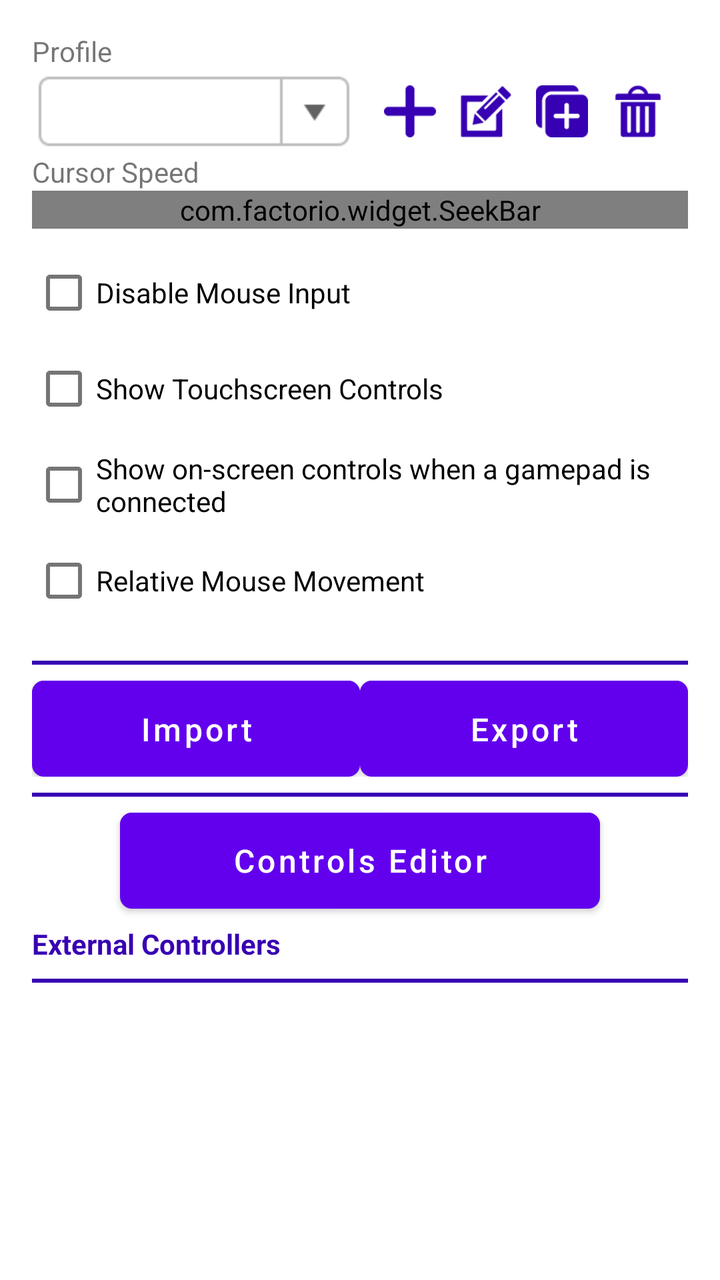
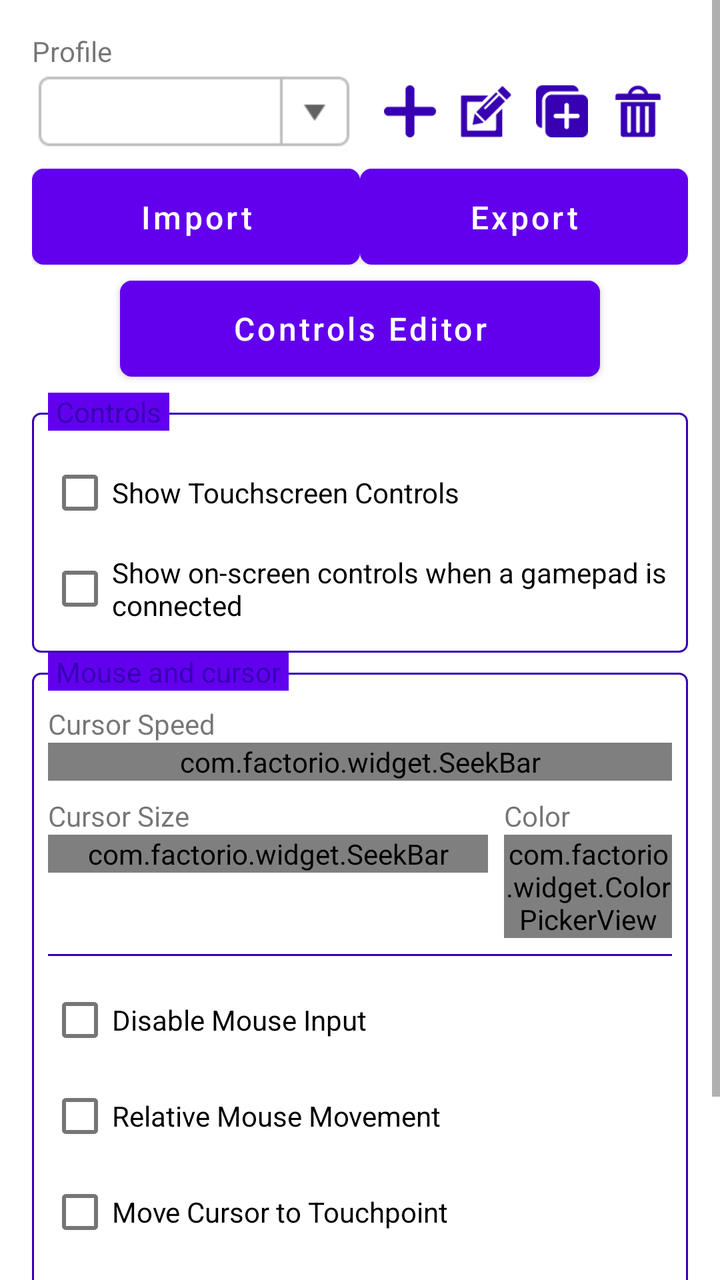

The first picture is an Android layout as it rendered before a commit; the second is the same layout after the commit. The layout source and the unified diff follow.
<!-- AndroidManifest.xml: fallback theme Theme.MaterialComponents.DayNight.NoActionBar -->
<!-- res/layout/input_controls_fragment.xml -->
<?xml version="1.0" encoding="utf-8"?>
<ScrollView xmlns:android="http://schemas.android.com/apk/res/android"
    android:layout_width="match_parent"
    android:layout_height="match_parent"
    xmlns:app="http://schemas.android.com/apk/res-auto">

    <LinearLayout
        android:orientation="vertical"
        android:layout_width="match_parent"
        android:layout_height="match_parent"
        android:padding="16dp">

        <TextView
            android:layout_width="wrap_content"
            android:layout_height="wrap_content"
            android:text="@string/profile" />

        <LinearLayout
            android:layout_width="match_parent"
            android:layout_height="wrap_content"
            android:orientation="horizontal"
            android:gravity="center_vertical">

            <Spinner
                style="@style/ComboBox"
                android:id="@+id/SProfile"
                android:layout_width="0dp"
                android:layout_height="wrap_content"
                android:layout_weight="1" />

            <LinearLayout style="@style/Toolbox">
                <ImageButton
                    style="@style/ListMenuButton"
                    android:id="@+id/BTAddProfile"
                    android:src="@drawable/icon_add" />

                <ImageButton
                    style="@style/ListMenuButton"
                    android:id="@+id/BTEditProfile"
                    android:src="@drawable/icon_edit" />

                <ImageButton
                    style="@style/ListMenuButton"
                    android:id="@+id/BTDuplicateProfile"
                    android:src="@drawable/icon_duplicate" />

                <ImageButton
                    style="@style/ListMenuButton"
                    android:id="@+id/BTRemoveProfile"
                    android:layout_marginRight="0dp"
                    android:src="@drawable/icon_remove" />
            </LinearLayout>
        </LinearLayout>

        <TextView
            android:layout_width="wrap_content"
            android:layout_height="wrap_content"
            android:text="@string/cursor_speed"/>

        <com.factorio.widget.SeekBar
            android:id="@+id/SBCursorSpeed"
            android:layout_width="match_parent"
            android:layout_height="wrap_content"
            app:suffix="%"
            app:minValue="10"
            app:maxValue="250" />

        <CheckBox
            android:id="@+id/CBDisableMouseInput"
            android:layout_width="wrap_content"
            android:layout_height="wrap_content"
            android:text="@string/disable_mouse_input"
            android:layout_marginTop="8dp" />

        <CheckBox
            android:id="@+id/CBShowTouchscreenControls"
            android:layout_width="wrap_content"
            android:layout_height="wrap_content"
            android:text="@string/show_touchscreen_controls" />

        <CheckBox
            android:id="@+id/CBShowControlsWithGamepad"
            android:layout_width="wrap_content"
            android:layout_height="wrap_content"
            android:text="@string/show_controls_with_gamepad" />

        <CheckBox
            android:id="@+id/CBRelativeMouseMovement"
            android:layout_width="wrap_content"
            android:layout_height="wrap_content"
            android:text="@string/relative_mouse_movement" />

        <View
            style="@style/HorizontalLine"
            android:layout_marginTop="16dp" />

        <LinearLayout
            android:layout_width="match_parent"
            android:layout_height="wrap_content"
            android:orientation="horizontal">

            <Button
                style="@style/ButtonNeutral"
                android:id="@+id/BTImportProfile"
                android:layout_width="0dp"
                android:layout_height="wrap_content"
                android:layout_weight="1"
                android:text="@string/import_profile" />

            <Button
                style="@style/ButtonNeutral"
                android:id="@+id/BTExportProfile"
                android:layout_width="0dp"
                android:layout_height="wrap_content"
                android:layout_weight="1"
                android:text="@string/export_profile" />
        </LinearLayout>

        <View style="@style/HorizontalLine" />

        <Button
            style="@style/ButtonPositive"
            android:id="@+id/BTControlsEditor"
            android:layout_width="240dp"
            android:layout_height="wrap_content"
            android:layout_gravity="center_horizontal"
            android:text="@string/controls_editor" />

        <TextView
            android:layout_width="wrap_content"
            android:layout_height="wrap_content"
            android:textStyle="bold"
            android:text="@string/external_controllers"
            android:textColor="?attr/colorPrimaryVariant"
            android:layout_marginTop="8dp" />

        <View style="@style/HorizontalLine" />

        <LinearLayout
            android:id="@+id/LLExternalControllers"
            android:layout_width="match_parent"
            android:layout_height="wrap_content"
            android:orientation="vertical" />

        <TextView
            android:id="@+id/TVEmptyText"
            android:layout_width="match_parent"
            android:layout_height="match_parent"
            android:gravity="center"
            android:text="@string/no_items_to_display"
            android:visibility="gone" />
    </LinearLayout>
</ScrollView>
<!-- resources referenced by this layout -->
<resources>
  <string name="controls_editor">Controls Editor</string>
  <string name="cursor_speed">Cursor Speed</string>
  <string name="disable_mouse_input">Disable Mouse Input</string>
  <string name="export_profile">Export Profile</string>
  <string name="external_controllers">External Controllers</string>
  <string name="import_profile">Import Profile</string>
  <string name="no_items_to_display">No items to display</string>
  <string name="profile">Profile</string>
  <string name="relative_mouse_movement">Relative Mouse Movement</string>
  <string name="show_controls_with_gamepad">Show on-screen controls when a gamepad is connected</string>
  <string name="show_touchscreen_controls">Show Touchscreen Controls</string>
  <style name="ButtonNeutral" parent="BaseButton">
          <item name="android:background">@drawable/button_accent</item>
          <item name="android:textColor">#ffffff</item>
      </style>
  <style name="ButtonPositive" parent="BaseButton">
          <item name="android:background">@drawable/button_accent</item>
          <item name="android:textColor">#ffffff</item>
      </style>
  <style name="HorizontalLine">
          <item name="android:layout_width">match_parent</item>
          <item name="android:layout_height">2dp</item>
          <item name="android:background">?attr/colorPrimaryVariant</item>
          <item name="android:layout_marginTop">8dp</item>
          <item name="android:layout_marginBottom">8dp</item>
      </style>
  <style name="ListMenuButton" parent="BaseImageButton">
          <item name="android:layout_width">34dp</item>
          <item name="android:layout_height">34dp</item>
          <item name="android:tint">?attr/colorPrimaryVariant</item>
          <item name="android:layout_marginLeft">2dp</item>
          <item name="android:layout_marginRight">2dp</item>
      </style>
  <!-- unchanged entries left out for length: 12 -->
</resources>

<!-- the commit's change to res/layout/input_controls_fragment.xml (unified diff, before → after) -->
@@ -52,51 +52,10 @@
             </LinearLayout>
         </LinearLayout>
 
-        <TextView
-            android:layout_width="wrap_content"
-            android:layout_height="wrap_content"
-            android:text="@string/cursor_speed"/>
-
-        <com.factorio.widget.SeekBar
-            android:id="@+id/SBCursorSpeed"
-            android:layout_width="match_parent"
-            android:layout_height="wrap_content"
-            app:suffix="%"
-            app:minValue="10"
-            app:maxValue="250" />
-
-        <CheckBox
-            android:id="@+id/CBDisableMouseInput"
-            android:layout_width="wrap_content"
-            android:layout_height="wrap_content"
-            android:text="@string/disable_mouse_input"
-            android:layout_marginTop="8dp" />
-
-        <CheckBox
-            android:id="@+id/CBShowTouchscreenControls"
-            android:layout_width="wrap_content"
-            android:layout_height="wrap_content"
-            android:text="@string/show_touchscreen_controls" />
-
-        <CheckBox
-            android:id="@+id/CBShowControlsWithGamepad"
-            android:layout_width="wrap_content"
-            android:layout_height="wrap_content"
-            android:text="@string/show_controls_with_gamepad" />
-
-        <CheckBox
-            android:id="@+id/CBRelativeMouseMovement"
-            android:layout_width="wrap_content"
-            android:layout_height="wrap_content"
-            android:text="@string/relative_mouse_movement" />
-
-        <View
-            style="@style/HorizontalLine"
-            android:layout_marginTop="16dp" />
-
         <LinearLayout
             android:layout_width="match_parent"
             android:layout_height="wrap_content"
+            android:layout_marginTop="8dp"
             android:orientation="horizontal">
 
             <Button
@@ -116,7 +75,6 @@
                 android:text="@string/export_profile" />
         </LinearLayout>
 
-        <View style="@style/HorizontalLine" />
 
         <Button
             style="@style/ButtonPositive"
@@ -124,7 +82,118 @@
             android:layout_width="240dp"
             android:layout_height="wrap_content"
             android:layout_gravity="center_horizontal"
+            android:layout_marginTop="8dp"
             android:text="@string/controls_editor" />
+
+        <FrameLayout
+            android:layout_width="match_parent"
+            android:layout_height="wrap_content"
+            android:layout_marginTop="8dp">
+            <LinearLayout style="@style/FieldSet">
+                <CheckBox
+                    android:id="@+id/CBShowTouchscreenControls"
+                    android:layout_width="wrap_content"
+                    android:layout_height="wrap_content"
+                    android:text="@string/show_touchscreen_controls" />
+
+                <CheckBox
+                    android:id="@+id/CBShowControlsWithGamepad"
+                    android:layout_width="wrap_content"
+                    android:layout_height="wrap_content"
+                    android:text="@string/show_controls_with_gamepad" />
+            </LinearLayout>
+            <TextView
+                style="@style/FieldSetLabel"
+                android:text="@string/controls_group" />
+        </FrameLayout>
+
+        <FrameLayout
+            android:layout_width="match_parent"
+            android:layout_height="wrap_content">
+            <LinearLayout style="@style/FieldSet">
+                <TextView
+                    android:layout_width="wrap_content"
+                    android:layout_height="wrap_content"
+                    android:text="@string/cursor_speed" />
+                <com.factorio.widget.SeekBar
+                    android:id="@+id/SBCursorSpeed"
+                    android:layout_width="match_parent"
+                    android:layout_height="wrap_content"
+                    app:suffix="%"
+                    app:minValue="10"
+                    app:maxValue="200" />
+
+                <LinearLayout
+                    android:layout_width="match_parent"
+                    android:layout_height="wrap_content"
+                    android:orientation="horizontal"
+                    android:layout_marginTop="8dp">
+
+                    <LinearLayout
+                        android:layout_width="0dp"
+                        android:layout_height="wrap_content"
+                        android:layout_weight="1"
+                        android:orientation="vertical">
+                        <TextView
+                            android:layout_width="wrap_content"
+                            android:layout_height="wrap_content"
+                            android:text="@string/cursor_size" />
+                        <com.factorio.widget.SeekBar
+                            android:id="@+id/SBCursorSize"
+                            android:layout_width="match_parent"
+                            android:layout_height="wrap_content"
+                            app:suffix="%"
+                            app:step="5"
+                            app:minValue="100"
+                            app:maxValue="200" />
+                    </LinearLayout>
+
+                    <LinearLayout
+                        android:layout_width="wrap_content"
+                        android:layout_height="wrap_content"
+                        android:orientation="vertical"
+                        android:layout_marginLeft="8dp">
+                        <TextView
+                            android:layout_width="wrap_content"
+                            android:layout_height="wrap_content"
+                            android:text="@string/color" />
+                        <com.factorio.widget.ColorPickerView
+                            android:id="@+id/CPVCursorColor"
+                            android:layout_width="84dp"
+                            android:layout_height="wrap_content" />
+                    </LinearLayout>
+                </LinearLayout>
+
+                <View style="@style/FieldSeparator" />
+
+                <CheckBox
+                    android:id="@+id/CBDisableMouseInput"
+                    android:layout_width="wrap_content"
+                    android:layout_height="wrap_content"
+                    android:text="@string/disable_mouse_input" />
+
+                <CheckBox
+                    android:id="@+id/CBRelativeMouseMovement"
+                    android:layout_width="wrap_content"
+                    android:layout_height="wrap_content"
+                    android:text="@string/relative_mouse_movement" />
+
+                <CheckBox
+                    android:id="@+id/CBMoveCursorToTouchpoint"
+                    android:layout_width="wrap_content"
+                    android:layout_height="wrap_content"
+                    android:text="@string/move_cursor_to_touchpoint" />
+
+                <CheckBox
+                    android:id="@+id/CBCapturePointerOnExternalMouse"
+                    android:layout_width="wrap_content"
+                    android:layout_height="wrap_content"
+                    android:text="@string/capture_pointer_on_external_mouse" />
+            </LinearLayout>
+            <TextView
+                style="@style/FieldSetLabel"
+                android:text="@string/mouse_and_cursor" />
+        </FrameLayout>
 
         <TextView
             android:layout_width="wrap_content"
<!-- resource entries referenced after the edit -->
@@ -1,11 +1,17 @@
 <!-- resources referenced by this layout -->
 <resources>
+  <string name="capture_pointer_on_external_mouse">Capture pointer on external mouse</string>
+  <string name="color">Color</string>
   <string name="controls_editor">Controls Editor</string>
+  <string name="controls_group">Controls</string>
+  <string name="cursor_size">Cursor Size</string>
   <string name="cursor_speed">Cursor Speed</string>
   <string name="disable_mouse_input">Disable Mouse Input</string>
   <string name="export_profile">Export Profile</string>
   <string name="external_controllers">External Controllers</string>
   <string name="import_profile">Import Profile</string>
+  <string name="mouse_and_cursor">Mouse and cursor</string>
+  <string name="move_cursor_to_touchpoint">Move Cursor to Touchpoint</string>
   <string name="no_items_to_display">No items to display</string>
   <string name="profile">Profile</string>
   <string name="relative_mouse_movement">Relative Mouse Movement</string>
@@ -18,6 +24,34 @@
   <style name="ButtonPositive" parent="BaseButton">
           <item name="android:background">@drawable/button_accent</item>
           <item name="android:textColor">#ffffff</item>
+      </style>
+  <style name="FieldSeparator">
+          <item name="android:layout_width">match_parent</item>
+          <item name="android:layout_height">1dp</item>
+          <item name="android:background">?attr/colorPrimaryVariant</item>
+          <item name="android:layout_marginTop">8dp</item>
+          <item name="android:layout_marginBottom">8dp</item>
+      </style>
+  <style name="FieldSet">
+          <item name="android:layout_width">match_parent</item>
+          <item name="android:layout_height">wrap_content</item>
+          <item name="android:background">@drawable/bordered_panel</item>
+          <item name="android:orientation">vertical</item>
+          <item name="android:paddingLeft">8dp</item>
+          <item name="android:paddingRight">8dp</item>
+          <item name="android:paddingBottom">8dp</item>
+          <item name="android:paddingTop">16dp</item>
+          <item name="android:layout_marginTop">10dp</item>
+      </style>
+  <style name="FieldSetLabel">
+          <item name="android:layout_width">wrap_content</item>
+          <item name="android:layout_height">wrap_content</item>
+          <item name="android:background">?attr/colorPrimarySurface</item>
+          <item name="android:orientation">vertical</item>
+          <item name="android:paddingLeft">4dp</item>
+          <item name="android:paddingRight">4dp</item>
+          <item name="android:layout_marginLeft">8dp</item>
+          <item name="android:textColor">?attr/colorPrimaryVariant</item>
       </style>
   <style name="HorizontalLine">
           <item name="android:layout_width">match_parent</item>
@@ -33,6 +67,13 @@
           <item name="android:layout_marginLeft">2dp</item>
           <item name="android:layout_marginRight">2dp</item>
       </style>
+  <!-- drawable bordered_panel (drawable) -->
+  <?xml version="1.0" encoding="utf-8"?>
+  <shape xmlns:android="http://schemas.android.com/apk/res/android"
+      android:shape="rectangle">
+      <corners android:radius="4dp" />
+      <stroke android:width="1dp" android:color="?attr/colorPrimaryVariant" />
+  </shape>
   <!-- unchanged entries left out for length: 12 -->
 </resources>
 
